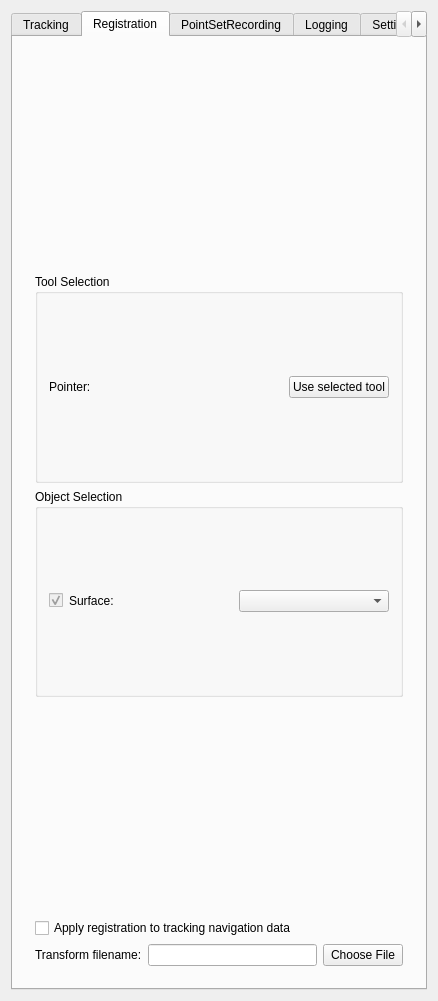
Above: Plugins/org.mitk.gui.qt.maxillofacialsurgery/src/internal/QmitkMITKIGTMaxillofacialTrackingToolboxViewControls.ui from lsanzdiaz/MITK-BiiG before the change. Below: the same form after it.
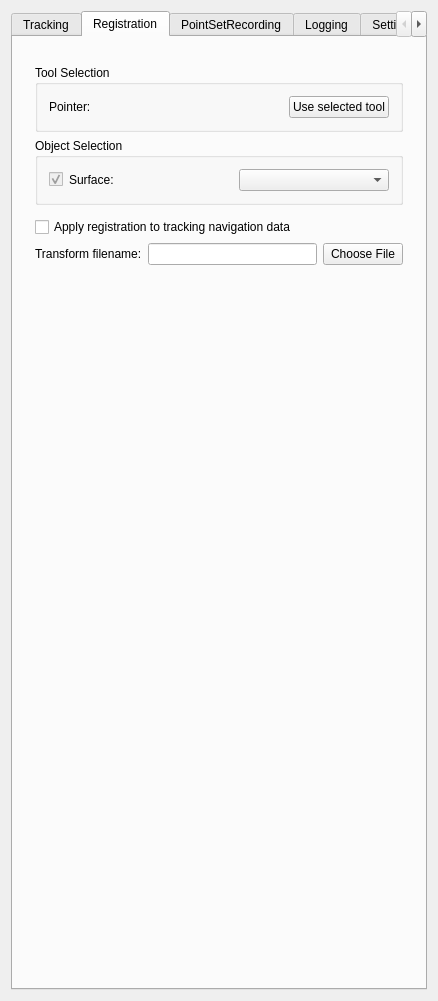
That is the form after the change. The open tabs and pages were chosen to show the change. Custom widgets are drawn as their Qt base class.

```diff
--- a/Plugins/org.mitk.gui.qt.maxillofacialsurgery/src/internal/QmitkMITKIGTMaxillofacialTrackingToolboxViewControls.ui
+++ b/Plugins/org.mitk.gui.qt.maxillofacialsurgery/src/internal/QmitkMITKIGTMaxillofacialTrackingToolboxViewControls.ui
@@ -673,6 +673,19 @@
          </item>
         </layout>
        </item>
+         <item>
+        <spacer name="verticalSpacer_21">
+         <property name="orientation">
+          <enum>Qt::Vertical</enum>
+         </property>
+         <property name="sizeHint" stdset="0">
+          <size>
+           <width>20</width>
+           <height>50</height>
+          </size>
+         </property>
+        </spacer>
+       </item>
          </layout>
        </widget>   
    </item>
```
Left out of the diff: 5 changed lines with no effect on the pictures.
